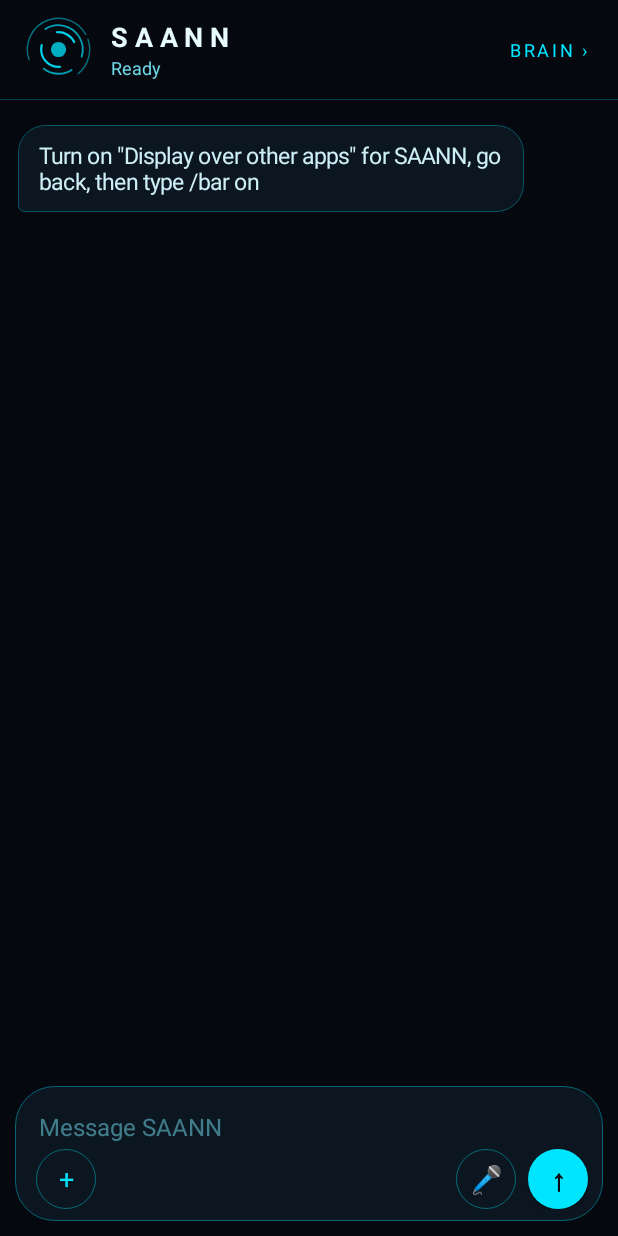
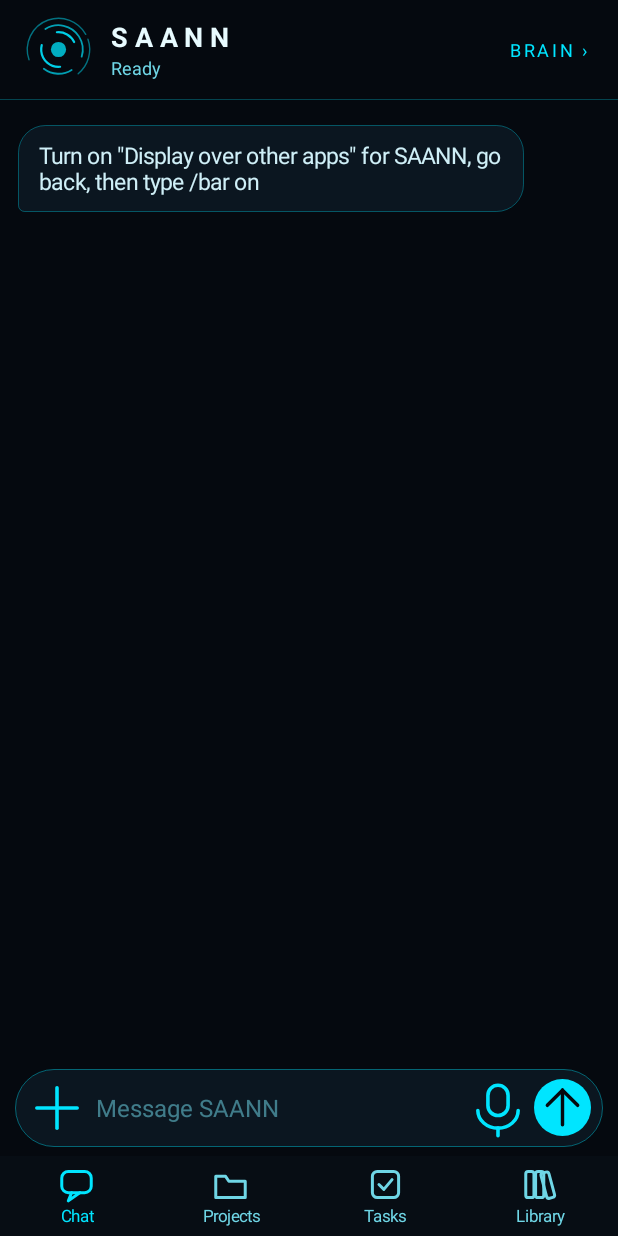
Before and after one commit to nsgsensei/saann-app, an Android app: the screen it shows after launch (MainActivity), on a phone screen of 412 x 824 dp. Run offline under Robolectric (Android 15) with nearby library versions, the phone set to English and light mode, and no system bars; libraries missing offline, so code that uses them is left out: com.chaquo.python; 4 statements that could not run were skipped.

Commit message:
one-row input, add sheet, nav bar

```diff
--- a/app/src/main/java/com/saann/app/MainActivity.kt
+++ b/app/src/main/java/com/saann/app/MainActivity.kt
@@ -78,7 +78,7 @@ class MainActivity : Activity() {
     private lateinit var chat: LinearLayout
     private lateinit var scroll: ScrollView
     private lateinit var input: EditText
-    private lateinit var send: Button
+    private lateinit var send: View
     private lateinit var orb: OrbView
     private lateinit var brain: BrainView
     private lateinit var status: TextView
@@ -196,12 +196,12 @@ class MainActivity : Activity() {
             jump.visibility = if (nearBottom()) View.GONE else View.VISIBLE
         }
 
-        // input: one rounded inCard (attachments, text, then + / mic / send)
+        // input: one row (+, text, mic, send) in a rounded card, chips on top
         val inCard = LinearLayout(this)
         inCard.orientation = LinearLayout.VERTICAL
-        inCard.setPadding(dp(10), dp(8), dp(10), dp(8))
+        inCard.setPadding(dp(8), dp(6), dp(8), dp(6))
         val cg = GradientDrawable()
-        cg.cornerRadius = dp(26).toFloat()
+        cg.cornerRadius = dp(28).toFloat()
         cg.setColor(PANEL)
         cg.setStroke(dp(1), 0x6600E5FF)
         inCard.background = cg
@@ -216,43 +216,34 @@ class MainActivity : Activity() {
         input.setHintTextColor(0x886FD6E6.toInt())
         input.setTextColor(INK)
         input.textSize = 16f
-        input.maxLines = 6
+        input.maxLines = 5
         input.inputType = InputType.TYPE_CLASS_TEXT or InputType.TYPE_TEXT_FLAG_CAP_SENTENCES or
             InputType.TYPE_TEXT_FLAG_MULTI_LINE
         input.background = null
-        input.setPadding(dp(6), dp(8), dp(6), dp(4))
-        inCard.addView(input, LinearLayout.LayoutParams(MATCH_PARENT, WRAP_CONTENT))
+        input.setPadding(dp(6), dp(8), dp(6), dp(8))
         val row = LinearLayout(this)
         row.orientation = LinearLayout.HORIZONTAL
         row.gravity = Gravity.CENTER_VERTICAL
-        row.addView(iconBtn("+") { attachMenu() })
-        row.addView(View(this), LinearLayout.LayoutParams(0, 1, 1f))
-        row.addView(iconBtn("🎤") { startVoice() })
-        send = Button(this)
-        send.text = "↑"
-        send.setAllCaps(false)
-        send.setTextColor(BG)
-        send.textSize = 20f
-        send.setTypeface(send.typeface, Typeface.BOLD)
-        val sb = GradientDrawable()
-        sb.shape = GradientDrawable.OVAL
-        sb.setColor(CYAN)
-        send.background = sb
-        send.minHeight = 0
-        send.minimumHeight = 0
-        send.minWidth = 0
-        send.minimumWidth = 0
-        send.setPadding(0, 0, 0, 0)
+        val plus = IconView(this, "plus", CYAN)
+        plus.setOnClickListener { attachMenu() }
+        row.addView(plus, LinearLayout.LayoutParams(dp(40), dp(40)))
+        row.addView(input, LinearLayout.LayoutParams(0, WRAP_CONTENT, 1f))
+        val mic = IconView(this, "mic", CYAN)
+        mic.setOnClickListener { startVoice() }
+        row.addView(mic, LinearLayout.LayoutParams(dp(40), dp(40)))
+        val up = IconView(this, "up", BG, CYAN)
+        send = up
         send.isEnabled = false
         send.alpha = 0.4f
-        val slp = LinearLayout.LayoutParams(dp(40), dp(40))
+        val slp = LinearLayout.LayoutParams(dp(38), dp(38))
         slp.leftMargin = dp(4)
         row.addView(send, slp)
         inCard.addView(row, LinearLayout.LayoutParams(MATCH_PARENT, WRAP_CONTENT))
         val bar = FrameLayout(this)
-        bar.setPadding(dp(10), dp(6), dp(10), dp(10))
+        bar.setPadding(dp(10), dp(6), dp(10), dp(6))
         bar.addView(inCard, FrameLayout.LayoutParams(MATCH_PARENT, WRAP_CONTENT))
         root.addView(bar, LinearLayout.LayoutParams(MATCH_PARENT, WRAP_CONTENT))
+        root.addView(Ui2.navBar(this), LinearLayout.LayoutParams(MATCH_PARENT, WRAP_CONTENT))
         setContentView(root)
 
         loadHistory()
@@ -691,6 +682,18 @@ class MainActivity : Activity() {
     }
 
     private fun attachMenu() {
+        Ui2.addSheet(this, { pickMedia() }, { pickFile() }, { shotAttach() })
+    }
+
+    private fun pickMedia() {
+        val i = Intent(Intent.ACTION_OPEN_DOCUMENT)
+        i.addCategory(Intent.CATEGORY_OPENABLE)
+        i.type = "*/*"
+        i.putExtra(Intent.EXTRA_MIME_TYPES, arrayOf("image/*", "video/*"))
+        startActivityForResult(i, 4418)
+    }
+
+    private fun attachMenuOld() {
         AlertDialog.Builder(this)
             .setItems(arrayOf("Screenshot of another app (3 s)", "Photo or file")) { _, w ->
                 if (w == 0) shotAttach() else pickFile()
--- /dev/null
+++ b/app/src/main/java/com/saann/app/Ui2.kt
@@ -0,0 +1,179 @@
+package com.saann.app
+
+import android.app.Activity
+import android.app.Dialog
+import android.content.Context
+import android.graphics.Canvas
+import android.graphics.Color
+import android.graphics.Paint
+import android.graphics.Path
+import android.graphics.RectF
+import android.graphics.drawable.ColorDrawable
+import android.graphics.drawable.GradientDrawable
+import android.view.Gravity
+import android.view.View
+import android.view.ViewGroup.LayoutParams.MATCH_PARENT
+import android.view.ViewGroup.LayoutParams.WRAP_CONTENT
+import android.widget.LinearLayout
+import android.widget.ScrollView
+import android.widget.TextView
+import java.io.File
+
+class IconView(ctx: Context, val kind: String, var tint: Int = 0xFF00E5FF.toInt(), val disc: Int = 0) : View(ctx) {
+    private val p = Paint(Paint.ANTI_ALIAS_FLAG).apply { style = Paint.Style.STROKE; strokeCap = Paint.Cap.ROUND; strokeJoin = Paint.Join.ROUND }
+    private val f = Paint(Paint.ANTI_ALIAS_FLAG)
+    override fun onDraw(c: Canvas) {
+        val w = width.toFloat(); val h = height.toFloat()
+        val s = minOf(w, h)
+        if (disc != 0) { f.color = disc; c.drawCircle(w / 2, h / 2, s / 2, f) }
+        val k = s * (if (disc != 0) 0.038f else 0.042f)
+        c.save(); c.translate(w / 2, h / 2)
+        p.color = tint; p.strokeWidth = maxOf(2f * resources.displayMetrics.density, s * 0.06f)
+        f.color = tint
+        when (kind) {
+            "plus" -> { c.drawLine(-8 * k, 0f, 8 * k, 0f, p); c.drawLine(0f, -8 * k, 0f, 8 * k, p) }
+            "up" -> { c.drawLine(0f, 8 * k, 0f, -8 * k, p); c.drawLine(-7 * k, -1 * k, 0f, -8 * k, p); c.drawLine(7 * k, -1 * k, 0f, -8 * k, p) }
+            "mic" -> {
+                c.drawRoundRect(RectF(-4 * k, -9 * k, 4 * k, 3 * k), 4 * k, 4 * k, p)
+                c.drawArc(RectF(-8 * k, -6 * k, 8 * k, 8 * k), 0f, 180f, false, p)
+                c.drawLine(0f, 8 * k, 0f, 11 * k, p)
+            }
+            "chat" -> {
+                c.drawRoundRect(RectF(-9 * k, -8 * k, 9 * k, 5 * k), 4 * k, 4 * k, p)
+                val t = Path(); t.moveTo(-3 * k, 5 * k); t.lineTo(-5 * k, 10 * k); t.lineTo(2 * k, 5 * k); c.drawPath(t, p)
+            }
+            "folder" -> {
+                val t = Path(); t.moveTo(-9 * k, -5 * k); t.lineTo(-3 * k, -5 * k); t.lineTo(-1 * k, -2 * k); t.lineTo(9 * k, -2 * k)
+                t.lineTo(9 * k, 8 * k); t.lineTo(-9 * k, 8 * k); t.close(); c.drawPath(t, p)
+            }
+            "tasks" -> {
+                c.drawRoundRect(RectF(-8 * k, -8 * k, 8 * k, 8 * k), 3 * k, 3 * k, p)
+                val t = Path(); t.moveTo(-4 * k, 0f); t.lineTo(-1 * k, 3 * k); t.lineTo(4 * k, -3 * k); c.drawPath(t, p)
+            }
+            "library" -> {
+                c.drawRoundRect(RectF(-9 * k, -8 * k, -4 * k, 8 * k), 1.5f * k, 1.5f * k, p)
+                c.drawRoundRect(RectF(-3 * k, -8 * k, 2 * k, 8 * k), 1.5f * k, 1.5f * k, p)
+                c.save(); c.rotate(-15f, 7 * k, 8 * k); c.drawRoundRect(RectF(4 * k, -8 * k, 9 * k, 8 * k), 1.5f * k, 1.5f * k, p); c.restore()
+            }
+            "photo" -> {
+                c.drawRoundRect(RectF(-9 * k, -7 * k, 9 * k, 7 * k), 3 * k, 3 * k, p)
+                c.drawCircle(-4 * k, -2 * k, 1.8f * k, f)
+                val t = Path(); t.moveTo(-9 * k, 6 * k); t.lineTo(-2 * k, 0f); t.lineTo(3 * k, 4 * k); t.lineTo(5 * k, 2 * k); t.lineTo(9 * k, 6 * k); c.drawPath(t, p)
+            }
+            "file" -> {
+                val t = Path(); t.moveTo(-6 * k, -9 * k); t.lineTo(2 * k, -9 * k); t.lineTo(7 * k, -4 * k); t.lineTo(7 * k, 9 * k); t.lineTo(-6 * k, 9 * k); t.close(); c.drawPath(t, p)
+                c.drawLine(2 * k, -9 * k, 2 * k, -4 * k, p); c.drawLine(2 * k, -4 * k, 7 * k, -4 * k, p)
+            }
+            "shot" -> {
+                c.drawRoundRect(RectF(-5 * k, -9 * k, 5 * k, 9 * k), 2.5f * k, 2.5f * k, p)
+                c.drawLine(-1.5f * k, 6 * k, 1.5f * k, 6 * k, p)
+            }
+        }
+        c.restore()
+    }
+}
+
+object Ui2 {
+    private const val PANEL = 0xFF0B1620.toInt()
+    private const val CYAN = 0xFF00E5FF.toInt()
+    private const val INK = 0xFFE8FBFF.toInt()
+    private const val DIM = 0xFF6FD6E6.toInt()
+
+    private fun sheet(a: Activity): Pair<Dialog, LinearLayout> {
+        val den = a.resources.displayMetrics.density
+        val d = Dialog(a)
+        d.requestWindowFeature(android.view.Window.FEATURE_NO_TITLE)
+        val box = LinearLayout(a)
+        box.orientation = LinearLayout.VERTICAL
+        box.setPadding((18 * den).toInt(), (12 * den).toInt(), (18 * den).toInt(), (22 * den).toInt())
+        val g = GradientDrawable()
+        g.setColor(PANEL)
+        g.cornerRadii = floatArrayOf(28 * den, 28 * den, 28 * den, 28 * den, 0f, 0f, 0f, 0f)
+        g.setStroke((1 * den).toInt(), 0x6600E5FF)
+        box.background = g
+        val grab = View(a)
+        val gg = GradientDrawable(); gg.cornerRadius = 3 * den; gg.setColor(0x556FD6E6)
+        grab.background = gg
+        val glp = LinearLayout.LayoutParams((40 * den).toInt(), (4 * den).toInt())
+        glp.gravity = Gravity.CENTER_HORIZONTAL
+        glp.bottomMargin = (12 * den).toInt()
+        box.addView(grab, glp)
+        d.setContentView(box)
+        d.window?.setBackgroundDrawable(ColorDrawable(Color.TRANSPARENT))
+        d.window?.setLayout(MATCH_PARENT, WRAP_CONTENT)
+        d.window?.setGravity(Gravity.BOTTOM)
+        return Pair(d, box)
+    }
+
+    private fun row(a: Activity, box: LinearLayout, kind: String, label: String, onClick: () -> Unit) {
+        val den = a.resources.displayMetrics.density
+        val r = LinearLayout(a)
+        r.orientation = LinearLayout.HORIZONTAL
+        r.gravity = Gravity.CENTER_VERTICAL
+        r.setPadding(0, (10 * den).toInt(), 0, (10 * den).toInt())
+        r.addView(IconView(a, kind, CYAN, 0x2200E5FF), LinearLayout.LayoutParams((46 * den).toInt(), (46 * den).toInt()))
+        val t = TextView(a)
+        t.text = label; t.setTextColor(INK); t.textSize = 16f
+        t.setPadding((16 * den).toInt(), 0, 0, 0)
+        r.addView(t, LinearLayout.LayoutParams(0, WRAP_CONTENT, 1f))
+        r.setOnClickListener { onClick() }
+        box.addView(r, LinearLayout.LayoutParams(MATCH_PARENT, WRAP_CONTENT))
+    }
+
+    fun addSheet(a: Activity, onMedia: () -> Unit, onFile: () -> Unit, onShot: () -> Unit) {
+        val (d, box) = sheet(a)
+        val t = TextView(a)
+        t.text = "Add to chat"; t.setTextColor(DIM); t.textSize = 13f; t.letterSpacing = 0.1f
+        box.addView(t)
+        row(a, box, "photo", "Photos and videos") { d.dismiss(); onMedia() }
+        row(a, box, "file", "Files") { d.dismiss(); onFile() }
+        row(a, box, "shot", "Screenshot of another app") { d.dismiss(); onShot() }
+        d.show()
+    }
+
+    fun panel(a: Activity, title: String, kind: String) {
+        val (d, box) = sheet(a)
+        val den = a.resources.displayMetrics.density
+        val t = TextView(a)
+        t.text = title.uppercase(); t.setTextColor(INK); t.textSize = 15f; t.letterSpacing = 0.2f
+        t.setTypeface(t.typeface, android.graphics.Typeface.BOLD)
+        box.addView(t)
+        val body = TextView(a)
+        body.setTextColor(DIM); body.textSize = 14f
+        body.setPadding(0, (12 * den).toInt(), 0, 0)
+        if (kind == "library") {
+            val fs = File(a.filesDir, "saann/data/uploads").listFiles()?.sortedByDescending { it.lastModified() } ?: emptyList()
+            body.text = if (fs.isEmpty()) "Nothing here yet. Files and screenshots you attach will be listed here."
+            else fs.take(30).joinToString("\n") { "• " + it.name.substringAfter('-') }
+            body.setTextColor(INK)
+            val sv = ScrollView(a); sv.addView(body)
+            box.addView(sv, LinearLayout.LayoutParams(MATCH_PARENT, (260 * den).toInt()))
+        } else {
+            body.text = if (kind == "folder") "Projects are coming soon: group chats, files and notes under one goal."
+            else "Tasks are coming soon: things SAANN does for you later, like reminders and routines."
+            box.addView(body)
+        }
+        d.show()
+    }
+
+    fun navBar(a: Activity): LinearLayout {
+        val den = a.resources.displayMetrics.density
+        val bar = LinearLayout(a)
+        bar.orientation = LinearLayout.HORIZONTAL
+        bar.setBackgroundColor(0xFF070D14.toInt())
+        bar.setPadding(0, (6 * den).toInt(), 0, (6 * den).toInt())
+        val items = listOf(Triple("chat", "Chat", true), Triple("folder", "Projects", false), Triple("tasks", "Tasks", false), Triple("library", "Library", false))
+        for ((k, n, on) in items) {
+            val c = LinearLayout(a)
+            c.orientation = LinearLayout.VERTICAL
+            c.gravity = Gravity.CENTER_HORIZONTAL
+            c.addView(IconView(a, k, if (on) CYAN else DIM), LinearLayout.LayoutParams((26 * den).toInt(), (26 * den).toInt()))
+            val l = TextView(a)
+            l.text = n; l.textSize = 11f; l.setTextColor(if (on) CYAN else DIM); l.gravity = Gravity.CENTER
+            c.addView(l)
+            if (!on) c.setOnClickListener { panel(a, n, k) }
+            bar.addView(c, LinearLayout.LayoutParams(0, WRAP_CONTENT, 1f))
+        }
+        return bar
+    }
+}
```
